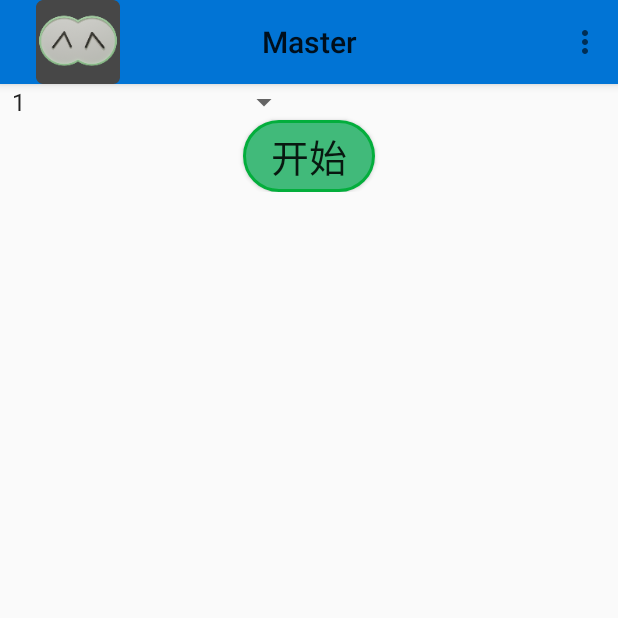
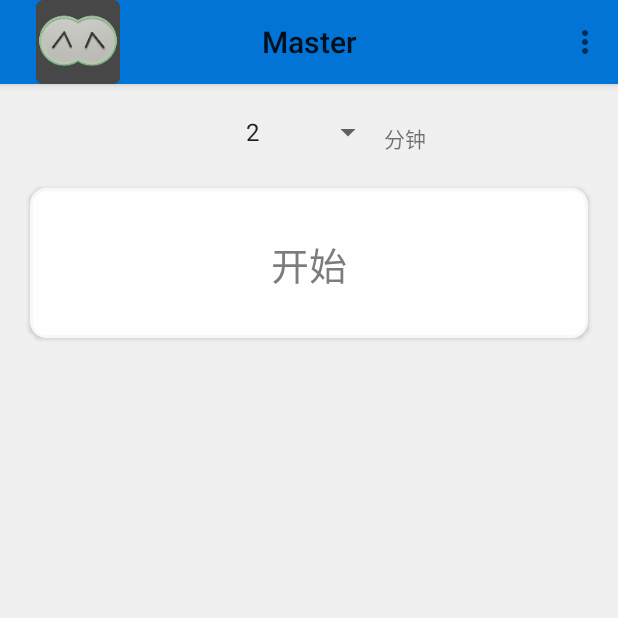
Before and after one commit to PaJir/Master, an Android app: the screen it shows after launch (MainActivity), on a phone screen of 412 x 824 dp, the top half of it. Run offline under Robolectric (Android 15) with nearby library versions, the phone set to English and light mode, and no system bars.

Commit message:
1.0.8
1. 优化显示
2. 暗屏停止计时，亮屏自动继续，但是服务会被杀掉
3. 优化广播位置

```diff
--- a/app/src/main/AndroidManifest.xml
+++ b/app/src/main/AndroidManifest.xml
@@ -2,6 +2,7 @@
 <manifest xmlns:android="http://schemas.android.com/apk/res/android"
     package="com.pajir.master">
 
+    <!-- 这个权限开启悬浮窗 -->
     <uses-permission android:name="android.permission.SYSTEM_ALERT_WINDOW" />
 
     <application
@@ -21,7 +22,8 @@
             </intent-filter>
         </receiver>
 
-        <activity android:name=".History" />
+        <activity android:name=".History"
+            android:parentActivityName=".MainActivity"/>
         <activity
             android:name=".MainActivity"
             android:icon="@mipmap/ic_launcher"
--- a/app/src/main/java/com/pajir/master/MainActivity.java
+++ b/app/src/main/java/com/pajir/master/MainActivity.java
@@ -2,24 +2,33 @@ package com.pajir.master;
 
 import androidx.appcompat.app.AppCompatActivity;
 
+import android.app.Activity;
 import android.content.Intent;
 import android.net.Uri;
+import android.os.Build;
 import android.os.Bundle;
+import android.os.Handler;
 import android.provider.Settings;
 import android.util.Log;
 import android.view.Gravity;
 import android.view.Menu;
 import android.view.MenuItem;
 import android.view.View;
+import android.view.ViewGroup;
+import android.view.Window;
+import android.view.WindowManager;
 import android.widget.Spinner;
 import android.widget.Toast;
 import androidx.appcompat.widget.Toolbar;
+import androidx.core.view.ViewCompat;
 
+import java.lang.reflect.InvocationTargetException;
+import java.lang.reflect.Method;
 import java.text.SimpleDateFormat;
 import java.util.Date;
 
 public class MainActivity extends AppCompatActivity {
-    private final String TAG = "Master_MainActivity";
+    private static final String TAG = "MainActivity_Master";
     private final int OVERLAY_PERMISSION_REQ_CODE = 1;
     private final int sec_per_min = 10;
 
@@ -37,6 +46,7 @@ public class MainActivity extends AppCompatActivity {
                 Toolbar.LayoutParams.WRAP_CONTENT, Gravity.CENTER);
         titleView.setLayoutParams(layoutParams);
     }
+
 
     @Override
     protected void onActivityResult(int requestCode, int resultCode, Intent data) {
@@ -94,9 +104,10 @@ public class MainActivity extends AppCompatActivity {
     @Override
     public void onDestroy() {
         super.onDestroy();
+        Log.d(TAG, "onDestroy: I destroy myself");
     }
 
-    // 以下与Toolbar有关
+    // 以下两个与Toolbar有关
     public boolean onCreateOptionsMenu(Menu menu){
         getMenuInflater().inflate(R.menu.menu_main, menu);
         return true;
@@ -118,4 +129,5 @@ public class MainActivity extends AppCompatActivity {
                 return super.onOptionsItemSelected(item);
         }
     }
+
 }
--- a/app/src/main/res/drawable/main_start.xml
+++ b/app/src/main/res/drawable/button_main_start.xml
@@ -1,14 +1,14 @@
 <?xml version ="1.0" encoding ="utf-8"?>
 <shape xmlns:android="http://schemas.android.com/apk/res/android"
     android:shape="rectangle">
-    <corners android:radius="2000dp" />
-    <solid android:color="#41ba7a" />
+    <corners android:radius="10dp" />
+    <solid android:color="#fefefe"/>
     <stroke
         android:width="2dip"
-        android:color="#03ae3c" />
+        android:color="#f8f8f8" />
     <padding
-        android:bottom="4dp"
+        android:top="4dp"
+        android:bottom="2dp"
         android:left="4dp"
-        android:right="4dp"
-        android:top="4dp" />
+        android:right="4dp" />
 </shape>
--- a/app/src/main/res/layout/activity_main.xml
+++ b/app/src/main/res/layout/activity_main.xml
@@ -1,11 +1,12 @@
 <?xml version="1.0" encoding="utf-8"?>
-<LinearLayout xmlns:android="http://schemas.android.com/apk/res/android"
+<RelativeLayout xmlns:android="http://schemas.android.com/apk/res/android"
     xmlns:tools="http://schemas.android.com/tools"
     xmlns:app="http://schemas.android.com/apk/res-auto"
     xmlns:toolbar="http://schemas.android.com/apk/res-auto"
     android:orientation="vertical"
     android:layout_width="match_parent"
-    android:layout_height="wrap_content"
+    android:layout_height="match_parent"
+    android:background="#f0f0f0"
     tools:context=".MainActivity">
 
     <androidx.appcompat.widget.Toolbar
@@ -18,18 +19,34 @@
 
     <Spinner
         android:id="@+id/spinnerTime"
-        android:layout_width="200dp"
+        android:layout_width="100dp"
         android:layout_height="wrap_content"
+        android:layout_centerHorizontal="true"
+        android:layout_below="@id/main_toolbar"
+        android:layout_marginTop="20dp"
         android:entries="@array/time_data" />
+
+    <TextView
+        android:layout_width="wrap_content"
+        android:layout_height="wrap_content"
+        android:layout_toEndOf="@id/spinnerTime"
+        android:layout_below="@id/main_toolbar"
+        android:layout_marginTop="25dp"
+        android:text="@string/minute" />
 
     <Button
         android:id="@+id/buttonOpenMaster"
-        android:layout_width="wrap_content"
-        android:layout_height="wrap_content"
-        android:layout_gravity="center"
-        android:background="@drawable/main_start"
+        android:layout_width="match_parent"
+        android:layout_height="100dp"
+        android:layout_below="@id/spinnerTime"
+        android:background="@drawable/button_main_start"
+        android:layout_marginTop="25dp"
+        android:layout_marginBottom="5dp"
+        android:layout_marginLeft="20dp"
+        android:layout_marginRight="20dp"
         android:onClick="startFloatingWindow"
         android:text="@string/start"
-        android:textSize="25sp"/>
+        android:textSize="25sp"
+        android:textColor="#7c7c7c"/>
 
-</LinearLayout>
+</RelativeLayout>
--- a/app/src/main/res/values/arrays.xml
+++ b/app/src/main/res/values/arrays.xml
@@ -1,7 +1,6 @@
 <?xml version="1.0" encoding="utf-8"?>
 <resources>
     <string-array name="time_data">
-        <item>1</item>
         <item>2</item>
         <item>5</item>
         <item>10</item>
--- a/app/src/main/res/values/strings.xml
+++ b/app/src/main/res/values/strings.xml
@@ -1,9 +1,10 @@
 <resources>
     <string name="app_name">Master</string>
     <string name="about">关于</string>
-    <string name="about_content">感谢使用Master\n版本：0.0.7</string>
+    <string name="about_content">感谢使用Master\n版本：1.0.8</string>
     <string name="start">开始</string>
     <string name="fresh">刷新</string>
     <string name="history">历史记录</string>
+    <string name="minute">分钟</string>
     <string name="sos">紧急呼叫</string>
 </resources>
```
Also changed, not shown: app/src/main/java/com/pajir/master/FloatingWindowService.java (+92 -65 lines), app/src/main/java/com/pajir/master/RecordReceiver.java (+6 -33 lines), app/src/main/res/drawable/min_item.xml (added, +14 -0 lines), app/src/main/res/layout/activity_history.xml (+10 -6 lines), app/src/main/res/layout/service_floating.xml (+19 -12 lines), 1 other file.
